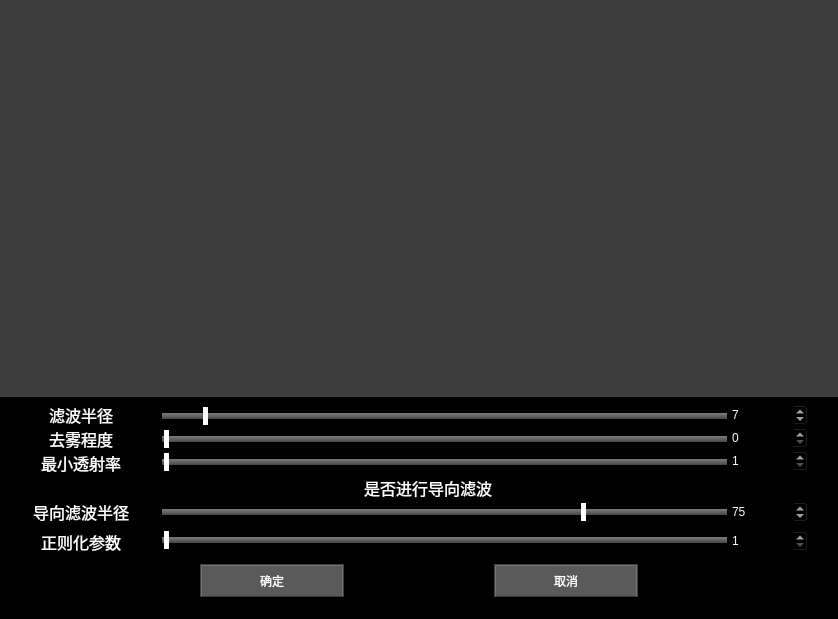
Above: Image_processing/Image_Removal_ui.ui from SundalandBR/ImageProcessing before the change. Below: the same form after it.
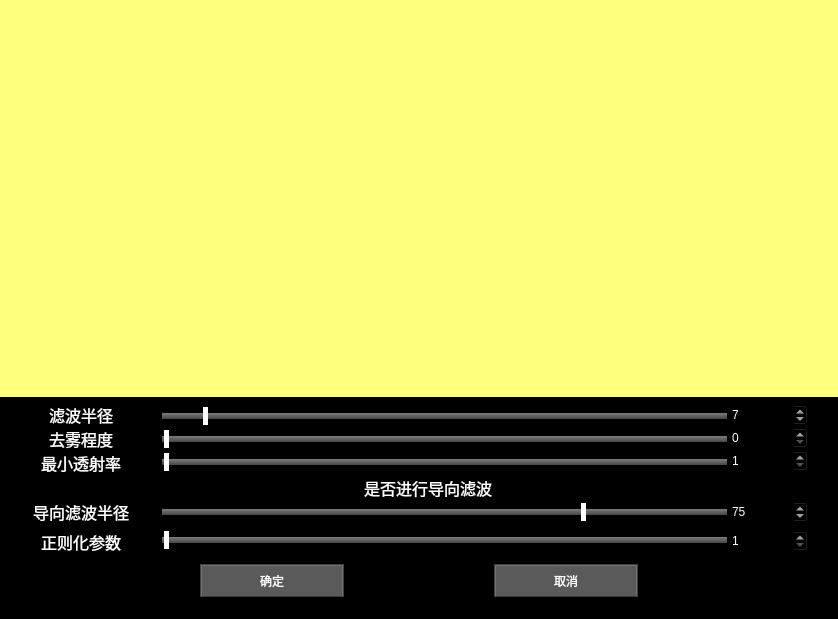
That is the form after the change. Icons and pictures are not drawn.

Patch:
```diff
--- a/Image_processing/Image_Removal_ui.ui
+++ b/Image_processing/Image_Removal_ui.ui
@@ -222,8 +222,11 @@
        </size>
       </property>
       <property name="styleSheet">
-       <string notr="true">background-color: rgb(249, 250, 251);
-background-color: rgb(61, 61, 61);</string>
+       <string notr="true">/*background-color: rgb(249, 250, 251);
+background-color: rgb(255, 255, 0);
+
+*/
+background-color: rgb(255, 255, 127);</string>
       </property>
       <property name="text">
        <string/>
```
